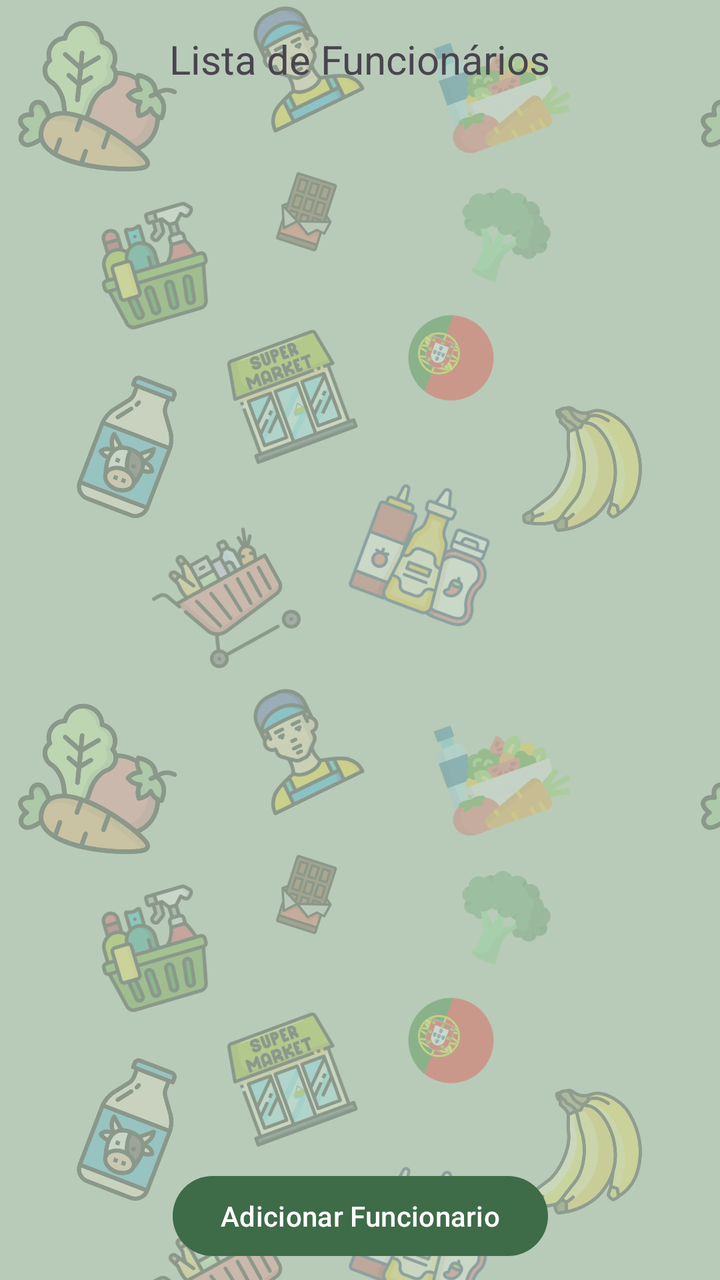
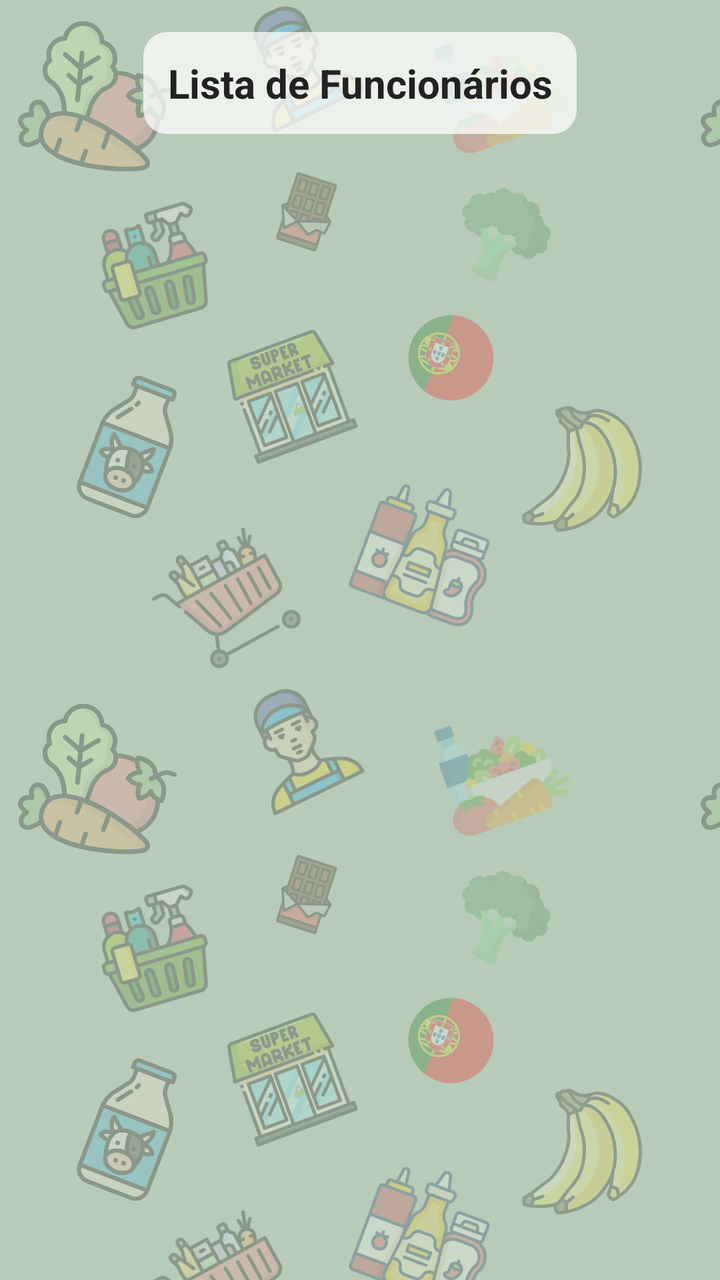

An Android layout rendered at two revisions. The XML below is the earlier revision; the diff shows what the commit changed to produce the second picture.
<!-- AndroidManifest.xml: application theme Theme.ProjectDroid_1220893_1241190 -->
<!-- res/layout/activity_lista_funcionarios.xml -->
<?xml version="1.0" encoding="utf-8"?>
<androidx.constraintlayout.widget.ConstraintLayout xmlns:android="http://schemas.android.com/apk/res/android"
    xmlns:app="http://schemas.android.com/apk/res-auto"
    xmlns:tools="http://schemas.android.com/tools"
    android:id="@+id/main"
    android:layout_width="match_parent"
    android:layout_height="match_parent"
    tools:context=".ui.ListaFuncionarios">

    <TextView
        android:id="@+id/textView4"
        android:layout_width="wrap_content"
        android:layout_height="wrap_content"
        android:layout_marginTop="16dp"
        android:text="Lista de Funcionários"
        android:textSize="20sp"
        app:layout_constraintEnd_toEndOf="parent"
        app:layout_constraintStart_toStartOf="parent"
        app:layout_constraintTop_toTopOf="parent" />

    <androidx.recyclerview.widget.RecyclerView
        android:id="@+id/recyclerFuncionarios"
        android:layout_width="0dp"
        android:layout_height="0dp"
        android:layout_marginTop="16dp"
        app:layout_constraintBottom_toTopOf="@+id/buttonGoAdicionarFuncionario"
        app:layout_constraintEnd_toEndOf="parent"
        app:layout_constraintStart_toStartOf="parent"
        app:layout_constraintTop_toBottomOf="@+id/textView4" />

    <Button
        android:id="@+id/buttonGoAdicionarFuncionario"
        android:layout_width="wrap_content"
        android:layout_height="wrap_content"
        android:layout_marginBottom="8dp"
        android:text="Adicionar Funcionario"
        app:layout_constraintBottom_toBottomOf="parent"
        app:layout_constraintEnd_toEndOf="parent"
        app:layout_constraintStart_toStartOf="parent" />
</androidx.constraintlayout.widget.ConstraintLayout>
<!-- resources referenced by this layout -->
<resources>
  <style name="Theme.ProjectDroid_1220893_1241190" parent="Base.Theme.ProjectDroid_1220893_1241190" />
  <style name="Base.Theme.ProjectDroid_1220893_1241190" parent="Theme.Material3.DayNight.NoActionBar">
          
          <item name="android:windowBackground">@drawable/fundo_supermercado</item>
  
          
          <item name="colorPrimary">@color/verde_botao</item>
          <item name="colorOnPrimary">@color/white</item>
          <item name="colorPrimaryContainer">@color/verde_botao</item>
  
          
          <item name="editTextStyle">@style/fundoElementosLayout</item>
          <item name="spinnerStyle">@style/fundoElementosLayout</item>
  
  
  
      </style>
  <!-- drawable fundo_supermercado (drawable) -->
  <?xml version="1.0" encoding="utf-8"?>
  <bitmap xmlns:android="http://schemas.android.com/apk/res/android"
      android:src="@drawable/padrao_fundo"
      android:tileMode="repeat" />
  <color name="verde_botao">#3E6B48</color>
  <color name="white">#FFFFFFFF</color>
  <style name="fundoElementosLayout" parent="Widget.AppCompat.EditText">
          <item name="android:background">@drawable/fundo_edittext</item>
          <item name="android:padding">12dp</item>
          <item name="android:textColor">#222222</item>
          <item name="android:textColorHint">#6B6B6B</item>
      </style>
  <!-- drawable padrao_fundo: png bitmap (drawable-nodpi, 387805 bytes) -->
  <!-- drawable fundo_edittext (drawable) -->
  <?xml version="1.0" encoding="utf-8"?>
  <shape xmlns:android="http://schemas.android.com/apk/res/android"
      android:shape="rectangle">
      <solid android:color="#BCFFFFFF" />
      <corners android:radius="12dp" />
  </shape>
</resources>

<!-- the commit's change to res/layout/activity_lista_funcionarios.xml (unified diff, before → after) -->
@@ -9,11 +9,15 @@
 
     <TextView
         android:id="@+id/textView4"
+        style="@style/TextoComFundo"
         android:layout_width="wrap_content"
         android:layout_height="wrap_content"
         android:layout_marginTop="16dp"
+        android:paddingHorizontal="32dp"
+        android:gravity="center"
         android:text="Lista de Funcionários"
         android:textSize="20sp"
+        android:textStyle="bold"
         app:layout_constraintEnd_toEndOf="parent"
         app:layout_constraintStart_toStartOf="parent"
         app:layout_constraintTop_toTopOf="parent" />
@@ -22,19 +26,13 @@
         android:id="@+id/recyclerFuncionarios"
         android:layout_width="0dp"
         android:layout_height="0dp"
+        android:layout_marginStart="8dp"
         android:layout_marginTop="16dp"
-        app:layout_constraintBottom_toTopOf="@+id/buttonGoAdicionarFuncionario"
+        android:layout_marginEnd="8dp"
+        android:layout_marginBottom="8dp"
+        app:layout_constraintBottom_toBottomOf="parent"
         app:layout_constraintEnd_toEndOf="parent"
         app:layout_constraintStart_toStartOf="parent"
         app:layout_constraintTop_toBottomOf="@+id/textView4" />
 
-    <Button
-        android:id="@+id/buttonGoAdicionarFuncionario"
-        android:layout_width="wrap_content"
-        android:layout_height="wrap_content"
-        android:layout_marginBottom="8dp"
-        android:text="Adicionar Funcionario"
-        app:layout_constraintBottom_toBottomOf="parent"
-        app:layout_constraintEnd_toEndOf="parent"
-        app:layout_constraintStart_toStartOf="parent" />
 </androidx.constraintlayout.widget.ConstraintLayout>
<!-- resource entries referenced after the edit -->
@@ -1,5 +1,10 @@
 <!-- resources referenced by this layout -->
 <resources>
+  <style name="TextoComFundo" parent="Widget.AppCompat.TextView">
+          <item name="android:background">@drawable/fundo_edittext</item>
+          <item name="android:padding">12dp</item>
+          <item name="android:textColor">#222222</item>
+      </style>
   <style name="Theme.ProjectDroid_1220893_1241190" parent="Base.Theme.ProjectDroid_1220893_1241190" />
   <style name="Base.Theme.ProjectDroid_1220893_1241190" parent="Theme.Material3.DayNight.NoActionBar">
           
